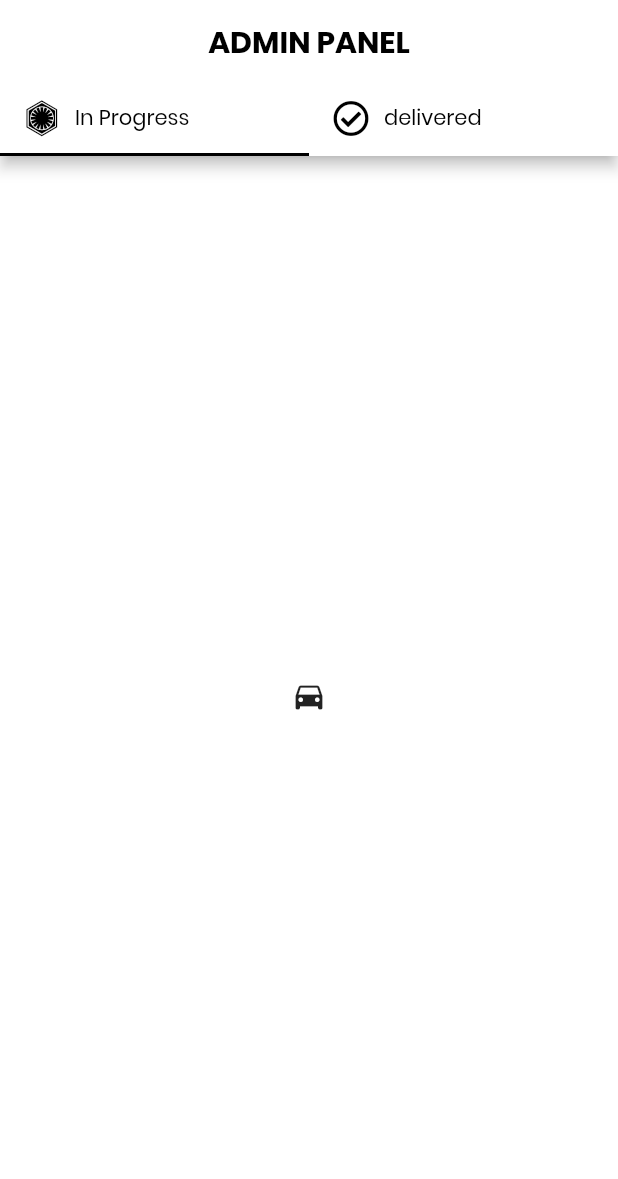
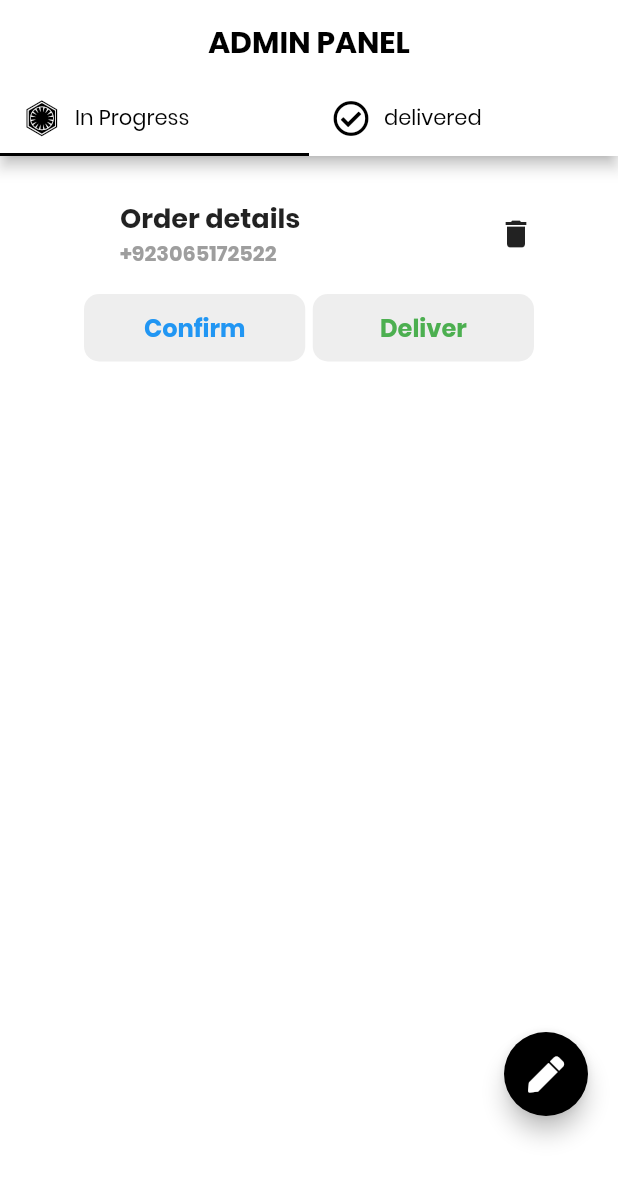
Before and after one commit to moinkhan603/ecommerce, a Flutter app: the Admin screen opened directly, on a phone screen of 412 x 824 dp. Shown: the top 1179 px of the screen. Run offline on Flutter 3.47's test engine with Material 2 defaults, Android fonts, the phone set to English and light mode, and no system bars; our stand-ins replace badges, carousel_slider, cloud_firestore, eva_icons_flutter, firebase_auth, font_awesome_flutter and 3 more; missing offline and left inert: get_rx; accounts and stored records are empty.

Commit message:
flow corrected

```diff
--- a/lib/admin/adminPanel.dart
+++ b/lib/admin/adminPanel.dart
@@ -1,5 +1,6 @@
 import 'package:flutter/material.dart';
 import 'package:font_awesome_flutter/font_awesome_flutter.dart';
+import 'package:mykart/admin/categories.dart';
 class Admin extends StatefulWidget {
   @override
   _AdminState createState() => _AdminState();
@@ -48,7 +49,152 @@ indicatorColor: Colors.black,
           ),
           body: TabBarView(
             children: [
-              Icon(Icons.directions_car),
+          Stack(
+            children: [
+              Padding(
+                padding: EdgeInsets.only(right: 32, left: 32, bottom: 8),
+                child: Column(
+                  children: [
+                    Container(
+                      padding: EdgeInsets.all(24),
+                      margin: EdgeInsets.symmetric(vertical: 4),
+                      decoration: BoxDecoration(
+                        color: Colors.white,
+                        borderRadius: BorderRadius.all(
+                          Radius.circular(10),
+                        ),
+                      ),
+                      child: Column(
+                        children: [
+
+                          Row(
+                            children: [
+
+
+
+                              Expanded(
+                                  child: Padding(
+                                    padding: EdgeInsets.symmetric(horizontal: 24),
+                                    child: Column(
+                                      crossAxisAlignment: CrossAxisAlignment.start,
+                                      children: [
+
+                                        Text(
+                                          "Order details",
+                                          style: TextStyle(
+                                            fontSize: 18,
+                                            fontWeight: FontWeight.bold,
+                                          ),
+                                        ),
+
+                                        Text(
+                                          "+923065172522",
+                                          style: TextStyle(
+                                            fontSize: 14,
+                                            fontWeight: FontWeight.bold,
+                                            color: Colors.grey,
+                                          ),
+                                        ),
+
+                                      ],
+                                    ),
+                                  )
+                              ),
+
+                              Icon(
+                                Icons.delete,
+                              ),
+
+                            ],
+                          ),
+
+                          SizedBox(
+                            height: 16,
+                          ),
+
+                          Row(
+                            children: [
+
+                              Expanded(
+                                child: Container(
+                                  height: 45,
+                                  decoration: BoxDecoration(
+                                    color: Colors.grey[200],
+                                    borderRadius: BorderRadius.all(
+                                      Radius.circular(10),
+                                    ),
+                                  ),
+                                  child: Center(
+                                    child: Text(
+                                      "Confirm",
+                                      style: TextStyle(
+                                          fontWeight: FontWeight.bold,
+                                          fontSize: 16,
+                                          color: Colors.blue
+                                      ),
+                                    ),
+                                  ),
+                                ),
+                              ),
+                              SizedBox(width: 5,),
+                              Expanded(
+                                child: Container(
+                                  height: 45,
+                                  decoration: BoxDecoration(
+                                    color: Colors.grey[200],
+                                    borderRadius: BorderRadius.all(
+                                      Radius.circular(10),
+                                    ),
+                                  ),
+                                  child: Center(
+                                    child: Text(
+                                      "Deliver",
+                                      style: TextStyle(
+                                          fontWeight: FontWeight.bold,
+                                          fontSize: 16,
+                                          color: Colors.green
+                                      ),
+                                    ),
+                                  ),
+                                ),
+                              ),
+
+
+                            ],
+                          ),
+
+                        ],
+                      ),
+                    )
+                  ],
+
+                ),
+              ),
+              Positioned.fill(
+                bottom: 80,
+                right: 20,
+                child: Align(
+
+                  alignment: Alignment.bottomRight,
+                  child: FloatingActionButton(
+                    backgroundColor: Colors.black,
+                    child:
+                    Icon(FontAwesomeIcons.pen)
+                    ,
+                  onPressed: (){
+        Navigator.push(
+          context,
+          MaterialPageRoute(builder: (context) => Categories()),
+        );
+                  },
+
+                  ),
+                ),
+              )
+            ],
+
+
+          ),
               Icon(Icons.directions_transit),
 
             ],
```
Also changed, not shown: lib/admin/addItem.dart (added, +159 -0 lines), lib/admin/categories.dart (added, +78 -0 lines), assets/add.png (added).
